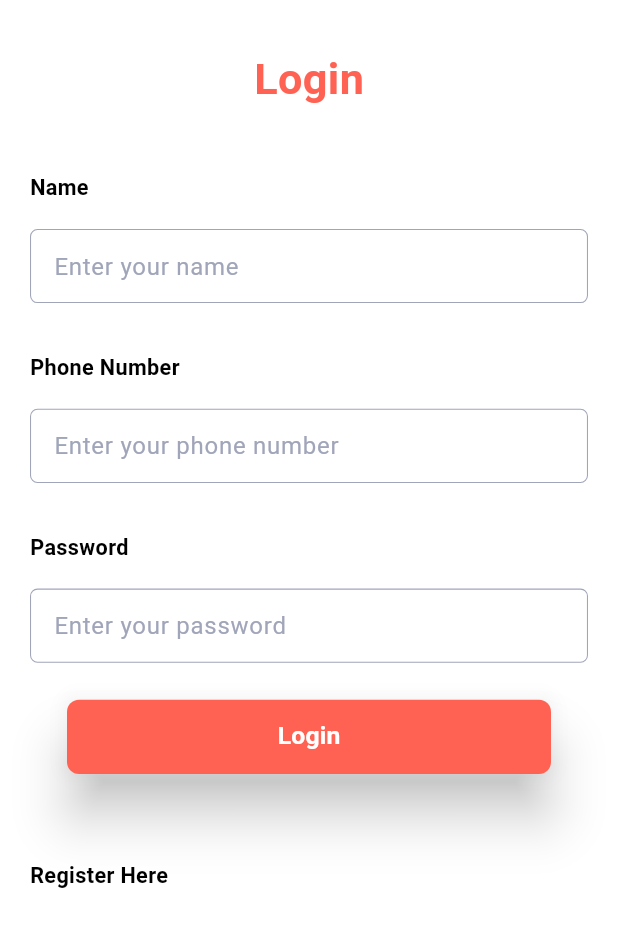
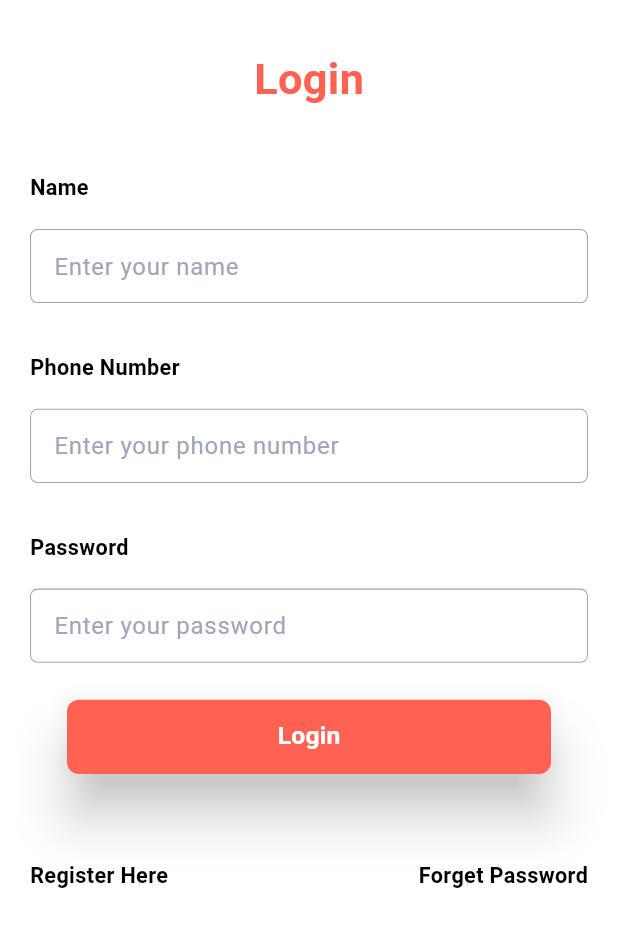
Before and after one commit to arsalanpeerzada/our-world-main, a Flutter app: the screen it shows after launch, in the side drawer, after a tap on "My Profile", on a phone screen of 412 x 824 dp. Shown: the top 927 px of the screen. Run offline on Flutter 3.47's test engine with Material 3 defaults, Android fonts, the light colour scheme and no system bars; our stand-ins replace another_flushbar, cached_network_image, dropdown_button2, flutter_local_notifications, flutter_staggered_animations, get and 10 more; missing offline and left inert: chess, flutter_paypal, flutter_webrtc, simple_chess_board; network calls fail.

Commit message:
1/2/2024 2

```diff
--- a/lib/login/login_screen.dart
+++ b/lib/login/login_screen.dart
@@ -149,6 +149,8 @@ class LoginScreen extends StatelessWidget {
                       ),
                     ),
                     SizedBox(height: SizeConfig.blockSizeVertical * 7),
+                    Row(
+                      children: [
                         InkWell(
                           onTap: () {
                             // Placeholder for register navigation
@@ -161,6 +163,22 @@ class LoginScreen extends StatelessWidget {
                             colorBlack,
                             weight: FontWeight.w600,
                           ),
+                        ),
+                        Spacer(),
+                        InkWell(
+                          onTap: () {
+                            // Placeholder for register navigation
+                            /*Get.snackbar("Info", "Navigate to Register Screen");*/
+                            Get.to(() => RegisterScreen());
+                          },
+                          child: headingText(
+                            "Forget Password",
+                            SizeConfig.blockSizeHorizontal * 3.5,
+                            colorBlack,
+                            weight: FontWeight.w600,
+                          ),
+                        ),
+                      ],
                     ),
                   ],
                 ),
```
Lines whose indentation alone changed are shown as unchanged.
